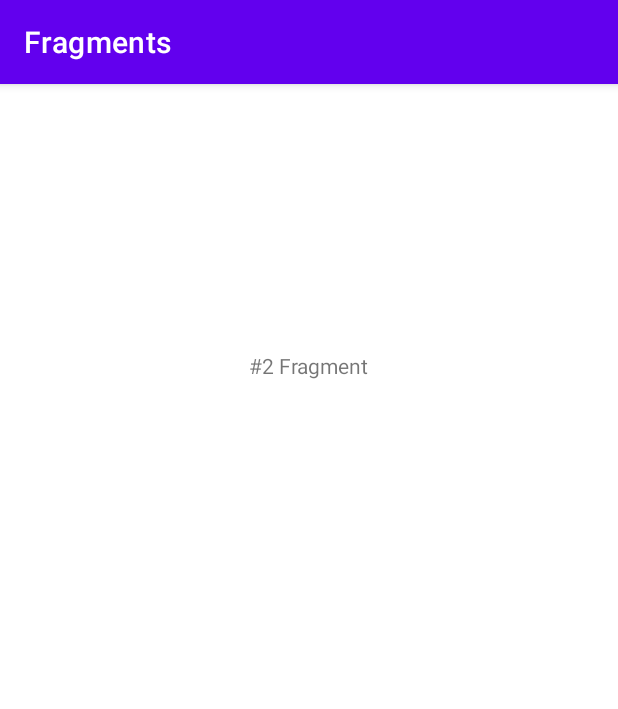
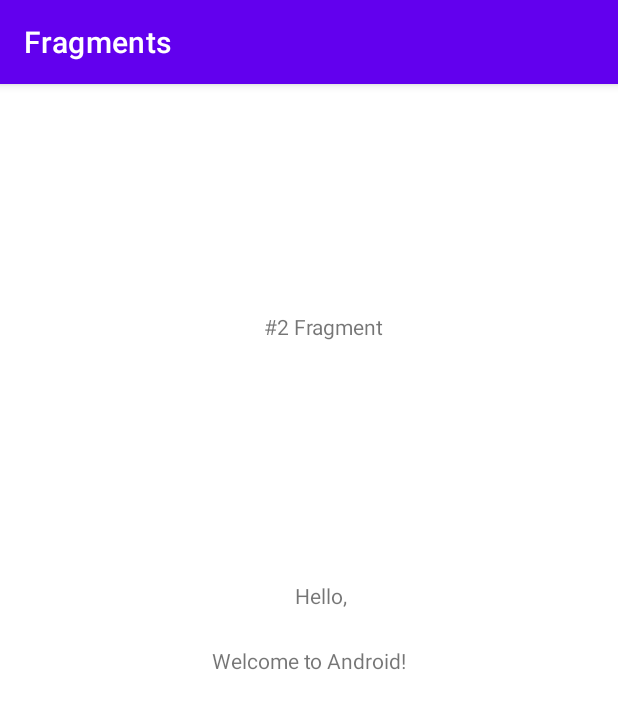
Before and after one commit to abressam/FragmentsChallenge, an Android app: the screen it shows after launch (MainActivity), after a tap on "NEXT", on a phone screen of 412 x 824 dp. Shown: the top 709 px of the screen. Run offline under Robolectric (Android 15) with nearby library versions, the phone set to English and light mode, and no system bars.

Commit message:
Updated string and created style.xml

```diff
--- a/app/src/main/res/layout/fragment_second.xml
+++ b/app/src/main/res/layout/fragment_second.xml
@@ -2,6 +2,7 @@
 <androidx.constraintlayout.widget.ConstraintLayout
     xmlns:android="http://schemas.android.com/apk/res/android"
     xmlns:app="http://schemas.android.com/apk/res-auto"
+    xmlns:tools="http://schemas.android.com/tools"
     android:layout_width="match_parent"
     android:layout_height="match_parent"
     android:background="@android:color/background_light">
@@ -10,17 +11,40 @@
         android:id="@+id/second_fragment"
         android:layout_width="wrap_content"
         android:layout_height="wrap_content"
+        android:layout_marginTop="152dp"
         android:text="@string/second_fragment_text"
-        app:layout_constraintBottom_toTopOf="@+id/textView"
         app:layout_constraintEnd_toEndOf="@+id/textView"
-        app:layout_constraintStart_toStartOf="@+id/textView"
+        app:layout_constraintHorizontal_bias="0.571"
+        app:layout_constraintStart_toStartOf="@+id/grettings"
         app:layout_constraintTop_toTopOf="parent" />
 
     <TextView
         android:id="@+id/textView"
         android:layout_width="wrap_content"
         android:layout_height="wrap_content"
+        android:layout_marginStart="8dp"
+        android:layout_marginBottom="24dp"
         android:text="@string/textview"
+        app:layout_constraintBottom_toTopOf="@+id/welcome"
+        app:layout_constraintEnd_toEndOf="@+id/welcome"
+        app:layout_constraintHorizontal_bias="0.738"
+        app:layout_constraintStart_toStartOf="@+id/welcome" />
+
+    <TextView
+        android:id="@+id/grettings"
+        android:layout_width="wrap_content"
+        android:layout_height="wrap_content"
+        android:layout_marginEnd="8dp"
+        android:text="@string/grettings_text"
+        app:layout_constraintBottom_toBottomOf="@+id/textView"
+        app:layout_constraintEnd_toStartOf="@+id/textView"
+        app:layout_constraintTop_toTopOf="@+id/textView" />
+
+    <TextView
+        android:id="@+id/welcome"
+        android:layout_width="wrap_content"
+        android:layout_height="wrap_content"
+        android:text="@string/welcome_text"
         app:layout_constraintBottom_toBottomOf="parent"
         app:layout_constraintEnd_toEndOf="parent"
         app:layout_constraintStart_toStartOf="parent"
--- a/app/src/main/res/values/strings.xml
+++ b/app/src/main/res/values/strings.xml
@@ -5,4 +5,7 @@
     <string name="message_text">User</string>
     <string name="second_fragment_text">#2 Fragment</string>
     <string name="textview">TextView</string>
+    <string name="grettings_text">Hello,</string>
+    <string name="password_text">Password</string>
+    <string name="welcome_text">Welcome to Android!</string>
 </resources>
--- a/app/src/main/res/values/style.xml
+++ b/app/src/main/res/values/style.xml
@@ -1,3 +1,6 @@
 <?xml version="1.0" encoding="utf-8"?>
 <resources>
+    <style name="TextStyle" parent="TextAppearance.AppCompat">
+        <item name="android:fontFamily">@font/roboto_slab</item>
+    </style>
 </resources>
```
Also changed, not shown: app/src/main/res/layout/fragment_first.xml (+7 -5 lines).
